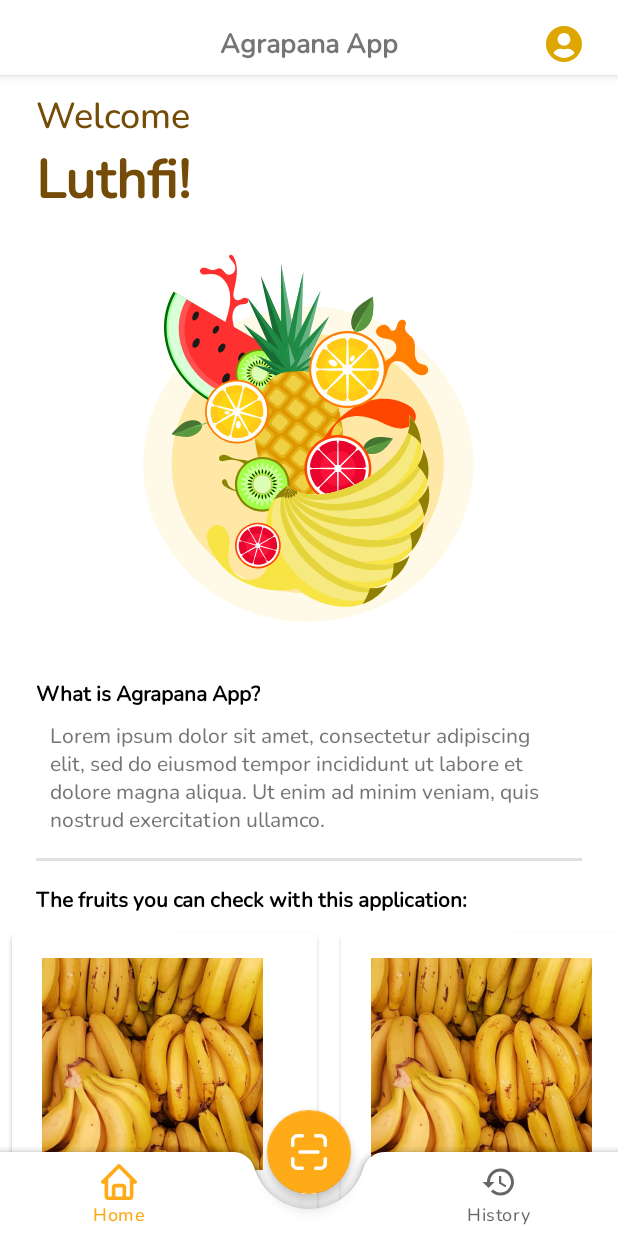
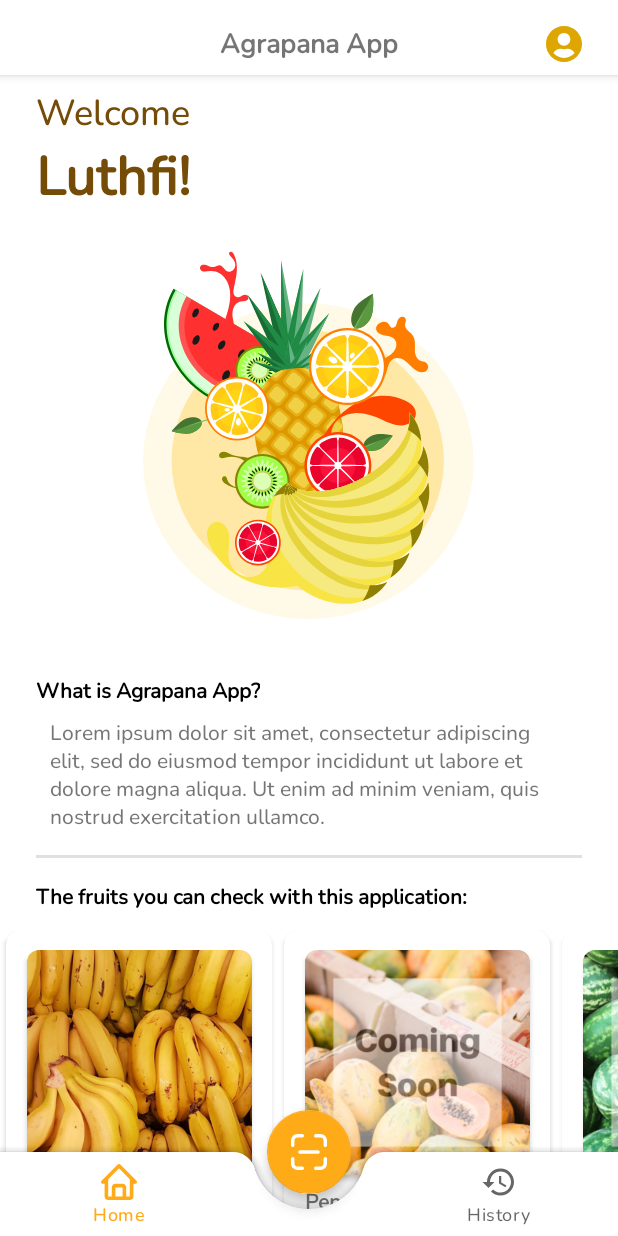
Before and after one commit to RendiZein/Agrapana, an Android app: the screen it shows after launch (MainActivity), on a phone screen of 412 x 824 dp. Run offline under Robolectric (Android 15) with nearby library versions, the phone set to English and light mode, and no system bars.

Commit message:
adding fruit images and rounded corner

```diff
--- a/MobileDevelopment/app/app/src/main/java/com/capstone/agrapanaapp/view/result/ResultActivity.kt
+++ b/MobileDevelopment/app/app/src/main/java/com/capstone/agrapanaapp/view/result/ResultActivity.kt
@@ -1,6 +1,7 @@
 package com.capstone.agrapanaapp.view.result
 
 import android.content.Context
+import android.content.Intent
 import android.graphics.Bitmap
 import android.graphics.BitmapFactory
 import android.net.Uri
@@ -20,7 +21,9 @@ import com.capstone.agrapanaapp.data.remote.retrofit.ApiConfig
 import com.capstone.agrapanaapp.databinding.ActivityResultBinding
 import com.capstone.agrapanaapp.model.FileUploadResponse
 import com.capstone.agrapanaapp.model.UserPreference
+import com.capstone.agrapanaapp.view.camera.CameraActivity
 import com.capstone.agrapanaapp.view.helper.*
+import com.capstone.agrapanaapp.view.main.MainActivity
 import okhttp3.MediaType.Companion.toMediaType
 import okhttp3.MediaType.Companion.toMediaTypeOrNull
 import okhttp3.MultipartBody
@@ -59,6 +62,10 @@ class ResultActivity : AppCompatActivity() {
 
         val currentPhotoPath = intent.getStringExtra("extra_path_IMAGE")
         val galleryPath = intent.getStringExtra("extra_path_IMAGE_GALLERY")
+
+        binding.ivBack.setOnClickListener {
+            startActivity(Intent(this@ResultActivity, MainActivity::class.java))
+        }
 
 
         val result : Bitmap =
--- a/MobileDevelopment/app/app/src/main/res/layout/item_available_fruit.xml
+++ b/MobileDevelopment/app/app/src/main/res/layout/item_available_fruit.xml
@@ -6,43 +6,51 @@
     android:layout_width="wrap_content"
     android:layout_height="wrap_content"
     android:layout_gravity="center"
-    android:layout_marginLeft="8dp"
+    android:layout_marginLeft="4dp"
     android:layout_marginTop="4dp"
-    android:layout_marginRight="8dp"
+    android:layout_marginRight="4dp"
     android:layout_marginBottom="4dp"
-    card_view:cardCornerRadius="4dp">
+    card_view:cardCornerRadius="10dp"
+    android:elevation="10dp">
 
     <androidx.constraintlayout.widget.ConstraintLayout
-        android:layout_width="203dp"
-        android:layout_height="198dp"
-        android:padding="8dp">
+        android:layout_width="177dp"
+        android:layout_height="200dp"
+        android:padding="4dp">
 
-        <ImageView
-            android:id="@+id/profileImageView"
-            android:layout_width="163dp"
-            android:layout_height="141dp"
-            android:layout_marginStart="4dp"
-            android:layout_marginTop="8dp"
-            android:layout_marginBottom="8dp"
+        <androidx.cardview.widget.CardView
+            android:id="@+id/cardView"
+            android:layout_width="150dp"
+            android:layout_height="150dp"
+            android:layout_margin="5dp"
+            android:elevation="10dp"
+            card_view:cardCornerRadius="8dp"
             card_view:layout_constraintBottom_toBottomOf="parent"
+            card_view:layout_constraintEnd_toEndOf="parent"
             card_view:layout_constraintStart_toStartOf="parent"
             card_view:layout_constraintTop_toTopOf="parent"
-            card_view:layout_constraintVertical_bias="0.033"
-            tools:src="@tools:sample/avatars" />
+            card_view:layout_constraintVertical_bias="0.13">
+
+            <ImageView
+                android:id="@+id/profileImageView"
+                android:layout_width="match_parent"
+                android:layout_height="match_parent"
+                android:background="@color/white"
+                android:scaleType="centerCrop"
+                tools:src="@drawable/a_banana" />
+        </androidx.cardview.widget.CardView>
 
         <TextView
             android:id="@+id/nameTextView"
-            android:layout_width="0dp"
-            android:layout_height="wrap_content"
-            android:layout_marginTop="152dp"
-            android:layout_marginEnd="8dp"
-            android:layout_toEndOf="@id/profileImageView"
-            android:textSize="16sp"
+            android:layout_width="146dp"
+            android:layout_height="20dp"
+            android:layout_marginTop="8dp"
+            android:textSize="14sp"
             android:textStyle="bold"
             card_view:layout_constraintEnd_toEndOf="parent"
             card_view:layout_constraintHorizontal_bias="0.0"
-            card_view:layout_constraintStart_toStartOf="@+id/profileImageView"
-            card_view:layout_constraintTop_toTopOf="@+id/profileImageView"
+            card_view:layout_constraintStart_toStartOf="@+id/cardView"
+            card_view:layout_constraintTop_toBottomOf="@+id/cardView"
             tools:text="@string/fruit_name" />
 
     </androidx.constraintlayout.widget.ConstraintLayout>
--- a/MobileDevelopment/app/app/src/main/res/values/strings.xml
+++ b/MobileDevelopment/app/app/src/main/res/values/strings.xml
@@ -33,9 +33,9 @@
 
     <integer-array name="data_photo">
         <item>@drawable/a_banana</item>
-        <item>@drawable/a_banana</item>
-        <item>@drawable/a_banana</item>
-        <item>@drawable/a_banana</item>
+        <item>@drawable/a_papaya</item>
+        <item>@drawable/a_watermelon</item>
+        <item>@drawable/a_mangoe</item>
         <item>@drawable/a_banana</item>
     </integer-array>
 </resources>
```
Also changed, not shown: MobileDevelopment/app/app/src/main/res/drawable/a_mangoe.jpg (added), MobileDevelopment/app/app/src/main/res/drawable/a_papaya.png (added), MobileDevelopment/app/app/src/main/res/drawable/a_watermelon.png (added).
